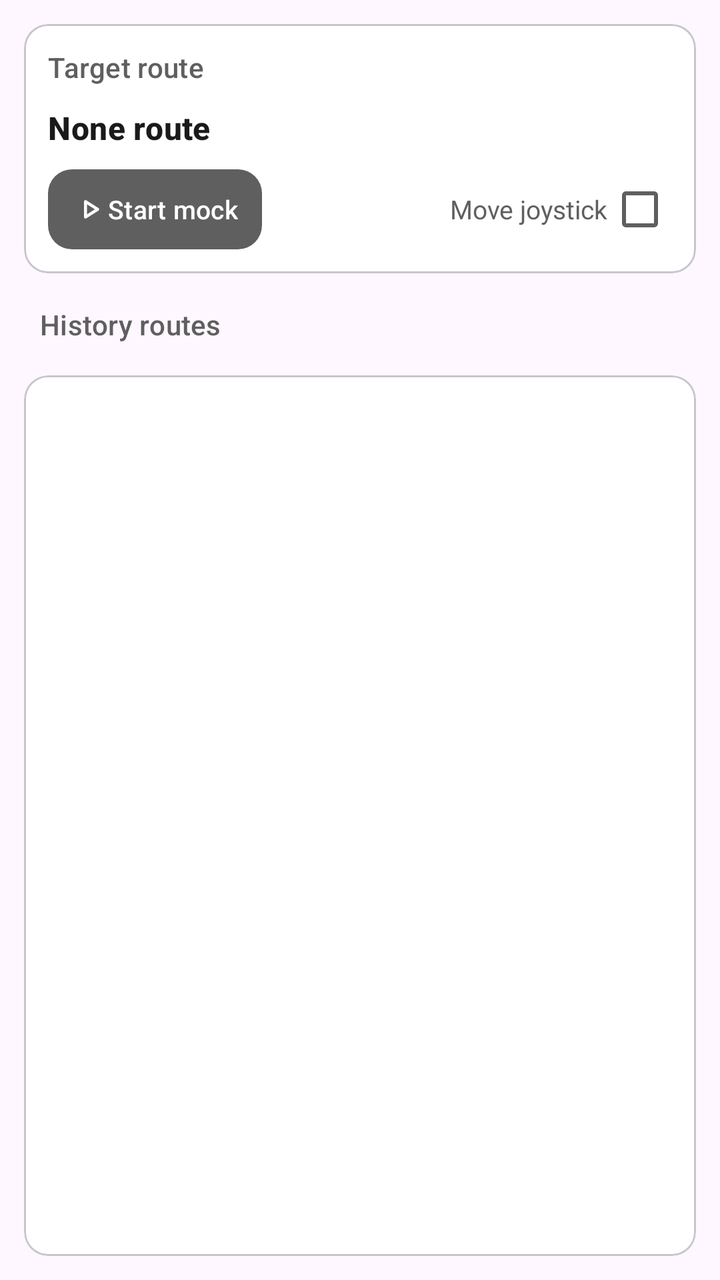
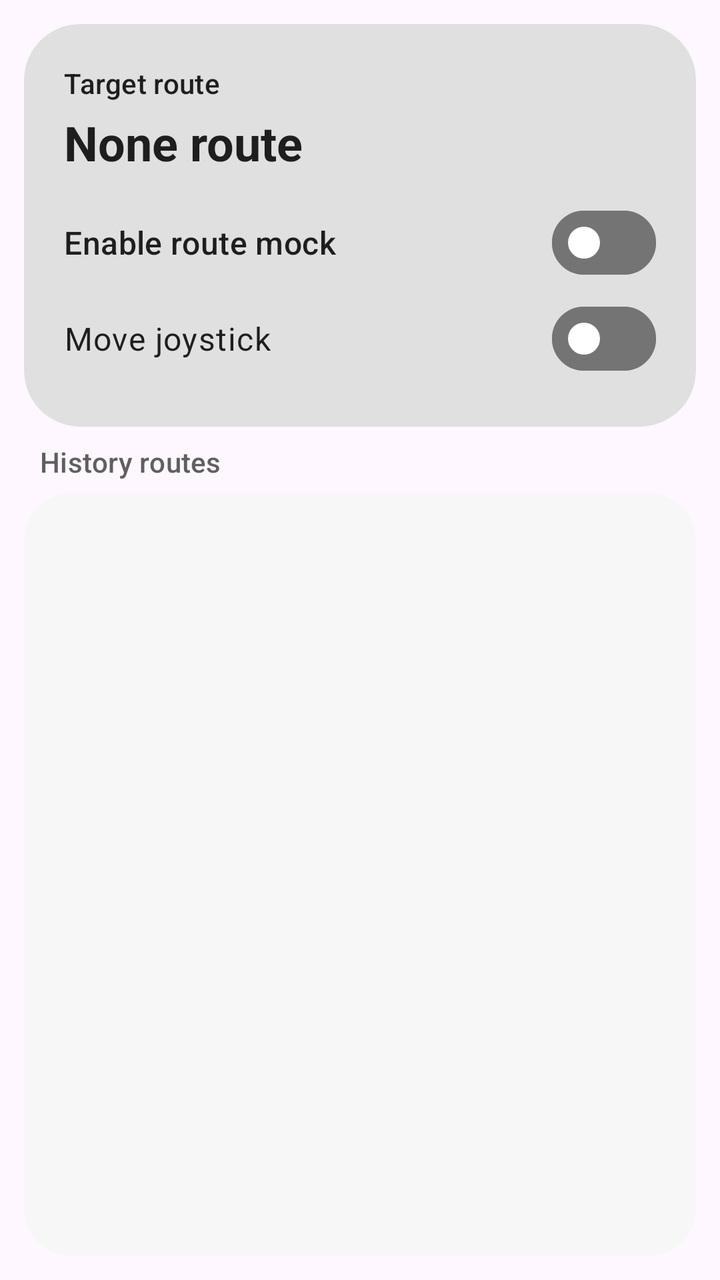

Before-and-after screenshots of an Android layout around one commit, followed by the original layout XML and the change that was made.
<!-- AndroidManifest.xml: application theme AppTheme -->
<!-- res/layout/fragment_route_mock.xml -->
<?xml version="1.0" encoding="utf-8"?>
<androidx.coordinatorlayout.widget.CoordinatorLayout xmlns:android="http://schemas.android.com/apk/res/android"
    xmlns:app="http://schemas.android.com/apk/res-auto"
    xmlns:tools="http://schemas.android.com/tools"
    android:layout_width="match_parent"
    android:layout_height="match_parent"
    tools:context=".ui.mock.MockFragment">

    <LinearLayout
        android:layout_width="match_parent"
        android:layout_height="match_parent"
        android:orientation="vertical">

        <com.google.android.material.card.MaterialCardView
            android:id="@+id/mock_location_card"
            android:layout_width="match_parent"
            android:layout_height="wrap_content"
            app:cardCornerRadius="@dimen/card_radius"
            android:layout_margin="@dimen/page_gutter"
            app:cardPreventCornerOverlap="false"
            app:contentPadding="@dimen/card_padding">

            <LinearLayout
                android:layout_width="match_parent"
                android:layout_height="wrap_content"
                android:orientation="vertical">

                <TextView
                    android:layout_width="match_parent"
                    android:layout_height="wrap_content"
                    android:textColor="?attr/colorOnSurfaceVariant"
                    android:textAppearance="@style/TextAppearance.Material3.TitleSmall"
                    android:text="@string/target_route"/>

                <LinearLayout
                    android:layout_width="match_parent"
                    android:layout_height="wrap_content"
                    android:layout_marginTop="10dp"
                    android:layout_marginBottom="10dp"
                    android:orientation="vertical">

                    <TextView
                        android:id="@+id/mock_route_name"
                        android:layout_width="match_parent"
                        android:layout_height="wrap_content"
                        android:text="@string/none_route"
                        android:textAppearance="@style/TextAppearance.Material3.TitleMedium"
                        android:textColor="?attr/colorOnSurface"
                        android:textStyle="bold" />
                </LinearLayout>

                <LinearLayout
                    android:layout_width="match_parent"
                    android:layout_height="wrap_content"
                    android:baselineAligned="false"
                    android:orientation="horizontal">

                    <LinearLayout
                        android:layout_width="0dp"
                        android:layout_height="wrap_content"
                        android:layout_weight="1">

                        <com.google.android.material.button.MaterialButton
                            android:id="@+id/switch_mock"
                            android:layout_width="wrap_content"
                            android:layout_height="40dp"
                            android:textColor="?attr/colorOnPrimary"
                            android:text="@string/start_mock"
                            style="@style/Widget.Material3.Button"
                            android:insetRight="0dp"
                            android:insetLeft="0dp"
                            android:insetTop="0dp"
                            android:insetBottom="0dp"
                            android:textSize="13sp"
                            app:icon="@drawable/rounded_play_arrow_24"
                            app:iconGravity="textStart"
                            app:iconPadding="0dp"
                            android:paddingStart="12dp"
                                android:paddingEnd="12dp"
                            app:iconTint="?attr/colorOnPrimary"
                            app:cornerRadius="12dp"/>

                    </LinearLayout>

                    <LinearLayout
                        android:layout_width="0dp"
                        android:layout_weight="1"
                        android:layout_height="match_parent"
                        android:gravity="end|center">

                        <CheckedTextView
                            android:id="@+id/rocker"
                            android:layout_width="wrap_content"
                            android:layout_height="wrap_content"
                            android:checkMark="?android:attr/listChoiceIndicatorMultiple"
                            android:checkMarkTint="?attr/colorOnSurfaceVariant"
                            android:checked="false"
                            android:gravity="center"
                            android:text="@string/rocker"
                            android:textColor="?attr/colorOnSurfaceVariant"
                            android:textSize="13sp" />
                    </LinearLayout>
                </LinearLayout>

            </LinearLayout>
        </com.google.android.material.card.MaterialCardView>

        <TextView
            android:id="@+id/historical_route_label"
            android:layout_width="match_parent"
            android:layout_height="wrap_content"
            android:layout_marginTop="4dp"
            android:layout_marginStart="@dimen/history_label_margin"
            android:layout_marginEnd="@dimen/history_label_margin"
            android:layout_marginBottom="4dp"
            android:textAppearance="@style/TextAppearance.Material3.TitleSmall"
            android:textColor="?attr/colorOnSurfaceVariant"
            android:text="@string/history_route"/>

        <com.google.android.material.card.MaterialCardView
            android:id="@+id/historical_route_card"
            android:layout_width="match_parent"
            android:layout_height="0dp"
            android:layout_weight="1"
            android:minHeight="160dp"
            android:layout_marginTop="@dimen/page_gutter"
            android:layout_marginBottom="@dimen/page_gutter"
            android:layout_marginStart="@dimen/page_gutter"
            android:layout_marginEnd="@dimen/page_gutter"
            app:cardCornerRadius="@dimen/card_radius"
            app:cardPreventCornerOverlap="false"
            app:contentPadding="@dimen/card_padding">

            <androidx.recyclerview.widget.RecyclerView
                android:id="@+id/historical_route_list"
                android:layout_width="match_parent"
                android:layout_height="match_parent"/>

        </com.google.android.material.card.MaterialCardView>

    </LinearLayout>

    <com.google.android.material.floatingactionbutton.FloatingActionButton
        android:id="@+id/fab_mock_location"
        android:layout_width="wrap_content"
        android:layout_height="wrap_content"
        android:layout_marginBottom="@dimen/fab_margin"
        android:layout_marginEnd="@dimen/fab_margin"
        android:contentDescription="@string/follow_location"
        app:srcCompat="@drawable/sharp_location_off_24"
        android:backgroundTint="?attr/colorPrimaryContainer"
        android:tint="?attr/colorOnPrimaryContainer"
        app:fabSize="auto"
        android:visibility="gone"
        android:layout_gravity="bottom|end"
        app:shapeAppearanceOverlay="@style/PortalFabCircularOverlay"/>


</androidx.coordinatorlayout.widget.CoordinatorLayout>
<!-- resources referenced by this layout -->
<resources>
  <dimen name="card_padding">12dp</dimen>
  <dimen name="card_radius">12dp</dimen>
  <dimen name="fab_margin">16dp</dimen>
  <dimen name="history_label_margin">20dp</dimen>
  <dimen name="page_gutter">12dp</dimen>
  <!-- drawable rounded_play_arrow_24 (drawable) -->
  <vector xmlns:android="http://schemas.android.com/apk/res/android" android:autoMirrored="true" android:height="24dp" android:tint="?attr/colorOnSurface" android:viewportHeight="960" android:viewportWidth="960" android:width="24dp">
        
      <path android:fillColor="@android:color/white" android:pathData="M320,687L320,273Q320,256 332,244.5Q344,233 360,233Q365,233 370.5,234.5Q376,236 381,239L707,446Q716,452 720.5,461Q725,470 725,480Q725,490 720.5,499Q716,508 707,514L381,721Q376,724 370.5,725.5Q365,727 360,727Q344,727 332,715.5Q320,704 320,687ZM400,480L400,480L400,480L400,480ZM400,614L610,480L400,346L400,614Z"/>
      
  </vector>
  <string name="follow_location">Follow location</string>
  <string name="history_route">History routes</string>
  <string name="none_route">None route</string>
  <string name="rocker">Move joystick</string>
  <string name="start_mock">Start mock</string>
  <string name="target_route">Target route</string>
  <style name="PortalFabCircularOverlay">
          <item name="cornerFamily">rounded</item>
          <item name="cornerSize">50%</item>
      </style>
  <style name="AppTheme" parent="Theme.Material3.Light.NoActionBar">
          
          <item name="colorPrimary">#5F5F5F</item>
          <item name="colorOnPrimary">#FFFFFF</item>
          <item name="colorPrimaryContainer">#E0E0E0</item>
          <item name="colorOnPrimaryContainer">#1E1E1E</item>
          <item name="colorSecondary">#494949</item>
          <item name="colorOnSecondary">#FFFFFF</item>
          <item name="colorSecondaryContainer">#E7E7E7</item>
          <item name="colorOnSecondaryContainer">#2A2A2A</item>
          <item name="colorSurface">#FFFFFF</item>
          <item name="colorOnSurface">#1A1A1A</item>
          <item name="colorSurfaceVariant">#F0F0F0</item>
          <item name="colorOnSurfaceVariant">#5F5F5F</item>
          <item name="colorOutline">#747474</item>
  
          
          <item name="portalFabIconTint">#1A1A1A</item>
  
          
          <item name="android:statusBarColor">@android:color/transparent</item>
          <item name="android:windowDrawsSystemBarBackgrounds">true</item>
          <item name="android:windowTranslucentStatus">true</item>
          <item name="windowActionModeOverlay">true</item>
          <item name="windowActionBar">false</item>
          <item name="windowNoTitle">true</item>
  
          
          <item name="searchViewStyle">@style/Portal.SearchViewStyle</item>
          <item name="sliderStyle">@style/Portal.SliderTheme</item>
          <item name="android:popupMenuStyle">@style/PortalPopupMenuStyle</item>
          
          <item name="switchStyle">@style/Portal.SwitchStyle</item>
      </style>
  <style name="Portal.SearchViewStyle" parent="Widget.AppCompat.SearchView" />
  <style name="Portal.SliderTheme" parent="Widget.Material3.Slider" />
  <style name="PortalPopupMenuStyle" parent="Widget.Material3.PopupMenu">
          <item name="android:popupAnimationStyle">@style/PortalPopupAnimation</item>
      </style>
  <style name="Portal.SwitchStyle" parent="Widget.Material3.CompoundButton.Switch">
          <item name="useMaterialThemeColors">true</item>
          <item name="trackTint">@color/switch_track_tint</item>
      </style>
  <style name="PortalPopupAnimation">
          <item name="android:windowEnterAnimation">@anim/popup_in_top_end</item>
          <item name="android:windowExitAnimation">@anim/popup_out_top_end</item>
      </style>
  <!-- unchanged entries left out for length: 1 -->
</resources>

<!-- the commit's change to res/layout/fragment_route_mock.xml (unified diff, before → after) -->
@@ -13,12 +13,13 @@
 
         <com.google.android.material.card.MaterialCardView
             android:id="@+id/mock_location_card"
+            style="@style/PortalHeroCard"
             android:layout_width="match_parent"
             android:layout_height="wrap_content"
-            app:cardCornerRadius="@dimen/card_radius"
-            android:layout_margin="@dimen/page_gutter"
-            app:cardPreventCornerOverlap="false"
-            app:contentPadding="@dimen/card_padding">
+            android:layout_marginStart="@dimen/page_gutter"
+            android:layout_marginTop="@dimen/page_gutter"
+            android:layout_marginEnd="@dimen/page_gutter"
+            app:cardPreventCornerOverlap="false">
 
             <LinearLayout
                 android:layout_width="match_parent"
@@ -28,79 +29,44 @@
                 <TextView
                     android:layout_width="match_parent"
                     android:layout_height="wrap_content"
-                    android:textColor="?attr/colorOnSurfaceVariant"
-                    android:textAppearance="@style/TextAppearance.Material3.TitleSmall"
-                    android:text="@string/target_route"/>
+                    android:text="@string/target_route"
+                    android:textAppearance="@style/TextAppearance.Material3.LabelLarge"
+                    android:textColor="?attr/colorOnPrimaryContainer" />
 
-                <LinearLayout
+                <TextView
+                    android:id="@+id/mock_route_name"
+                    android:layout_width="match_parent"
+                    android:layout_height="wrap_content"
+                    android:layout_marginTop="4dp"
+                    android:text="@string/none_route"
+                    android:textAppearance="@style/TextAppearance.Material3.HeadlineSmall"
+                    android:textColor="?attr/colorOnPrimaryContainer"
+                    android:textStyle="bold" />
+
+                
+                <com.google.android.material.materialswitch.MaterialSwitch
+                    android:id="@+id/switch_mock"
                     android:layout_width="match_parent"
                     android:layout_height="wrap_content"
                     android:layout_marginTop="10dp"
-                    android:layout_marginBottom="10dp"
-                    android:orientation="vertical">
+                    android:minHeight="48dp"
+                    android:text="@string/route_mock_enable"
+                    android:textAppearance="@style/TextAppearance.Material3.TitleMedium"
+                    android:textColor="?attr/colorOnPrimaryContainer"
+                    app:thumbTint="@color/portal_switch_thumb_on_container"
+                    app:trackTint="@color/portal_switch_track_on_container" />
 
-                    <TextView
-                        android:id="@+id/mock_route_name"
-                        android:layout_width="match_parent"
-                        android:layout_height="wrap_content"
-                        android:text="@string/none_route"
-                        android:textAppearance="@style/TextAppearance.Material3.TitleMedium"
-                        android:textColor="?attr/colorOnSurface"
-                        android:textStyle="bold" />
-                </LinearLayout>
-
-                <LinearLayout
+                
+                <com.google.android.material.materialswitch.MaterialSwitch
+                    android:id="@+id/rocker"
                     android:layout_width="match_parent"
                     android:layout_height="wrap_content"
-                    android:baselineAligned="false"
-                    android:orientation="horizontal">
-
-                    <LinearLayout
-                        android:layout_width="0dp"
-                        android:layout_height="wrap_content"
-                        android:layout_weight="1">
-
-                        <com.google.android.material.button.MaterialButton
-                            android:id="@+id/switch_mock"
-                            android:layout_width="wrap_content"
-                            android:layout_height="40dp"
-                            android:textColor="?attr/colorOnPrimary"
-                            android:text="@string/start_mock"
-                            style="@style/Widget.Material3.Button"
-                            android:insetRight="0dp"
-                            android:insetLeft="0dp"
-                            android:insetTop="0dp"
-                            android:insetBottom="0dp"
-                            android:textSize="13sp"
-                            app:icon="@drawable/rounded_play_arrow_24"
-                            app:iconGravity="textStart"
-                            app:iconPadding="0dp"
-                            android:paddingStart="12dp"
-                                android:paddingEnd="12dp"
-                            app:iconTint="?attr/colorOnPrimary"
-                            app:cornerRadius="12dp"/>
-
-                    </LinearLayout>
-
-                    <LinearLayout
-                        android:layout_width="0dp"
-                        android:layout_weight="1"
-                        android:layout_height="match_parent"
-                        android:gravity="end|center">
-
-                        <CheckedTextView
-                            android:id="@+id/rocker"
-                            android:layout_width="wrap_content"
-                            android:layout_height="wrap_content"
-                            android:checkMark="?android:attr/listChoiceIndicatorMultiple"
-                            android:checkMarkTint="?attr/colorOnSurfaceVariant"
-                            android:checked="false"
-                            android:gravity="center"
-                            android:text="@string/rocker"
-                            android:textColor="?attr/colorOnSurfaceVariant"
-                            android:textSize="13sp" />
-                    </LinearLayout>
-                </LinearLayout>
+                    android:minHeight="48dp"
+                    android:text="@string/rocker"
+                    android:textAppearance="@style/TextAppearance.Material3.BodyLarge"
+                    android:textColor="?attr/colorOnPrimaryContainer"
+                    app:thumbTint="@color/portal_switch_thumb_on_container"
+                    app:trackTint="@color/portal_switch_track_on_container" />
 
             </LinearLayout>
         </com.google.android.material.card.MaterialCardView>
@@ -109,32 +75,31 @@
             android:id="@+id/historical_route_label"
             android:layout_width="match_parent"
             android:layout_height="wrap_content"
-            android:layout_marginTop="4dp"
             android:layout_marginStart="@dimen/history_label_margin"
+            android:layout_marginTop="8dp"
             android:layout_marginEnd="@dimen/history_label_margin"
-            android:layout_marginBottom="4dp"
-            android:textAppearance="@style/TextAppearance.Material3.TitleSmall"
-            android:textColor="?attr/colorOnSurfaceVariant"
-            android:text="@string/history_route"/>
+            android:layout_marginBottom="6dp"
+            android:text="@string/history_route"
+            android:textAppearance="@style/TextAppearance.Material3.LabelLarge"
+            android:textColor="?attr/colorOnSurfaceVariant" />
 
         <com.google.android.material.card.MaterialCardView
             android:id="@+id/historical_route_card"
+            style="@style/PortalSurfaceCard"
             android:layout_width="match_parent"
             android:layout_height="0dp"
             android:layout_weight="1"
             android:minHeight="160dp"
-            android:layout_marginTop="@dimen/page_gutter"
-            android:layout_marginBottom="@dimen/page_gutter"
             android:layout_marginStart="@dimen/page_gutter"
             android:layout_marginEnd="@dimen/page_gutter"
-            app:cardCornerRadius="@dimen/card_radius"
+            android:layout_marginBottom="@dimen/page_gutter"
             app:cardPreventCornerOverlap="false"
-            app:contentPadding="@dimen/card_padding">
+            app:contentPadding="8dp">
 
             <androidx.recyclerview.widget.RecyclerView
                 android:id="@+id/historical_route_list"
                 android:layout_width="match_parent"
-                android:layout_height="match_parent"/>
+                android:layout_height="match_parent" />
 
         </com.google.android.material.card.MaterialCardView>
 
@@ -144,16 +109,15 @@
         android:id="@+id/fab_mock_location"
         android:layout_width="wrap_content"
         android:layout_height="wrap_content"
+        android:layout_gravity="bottom|end"
+        android:layout_marginEnd="@dimen/fab_margin"
         android:layout_marginBottom="@dimen/fab_margin"
-        android:layout_marginEnd="@dimen/fab_margin"
+        android:backgroundTint="?attr/colorPrimaryContainer"
         android:contentDescription="@string/follow_location"
-        app:srcCompat="@drawable/sharp_location_off_24"
-        android:backgroundTint="?attr/colorPrimaryContainer"
         android:tint="?attr/colorOnPrimaryContainer"
+        android:visibility="gone"
         app:fabSize="auto"
-        android:visibility="gone"
-        android:layout_gravity="bottom|end"
-        app:shapeAppearanceOverlay="@style/PortalFabCircularOverlay"/>
-
+        app:shapeAppearanceOverlay="@style/PortalFabCircularOverlay"
+        app:srcCompat="@drawable/sharp_location_off_24" />
 
 </androidx.coordinatorlayout.widget.CoordinatorLayout>
<!-- resource entries referenced after the edit -->
@@ -1,25 +1,30 @@
 <!-- resources referenced by this layout -->
 <resources>
-  <dimen name="card_padding">12dp</dimen>
-  <dimen name="card_radius">12dp</dimen>
   <dimen name="fab_margin">16dp</dimen>
   <dimen name="history_label_margin">20dp</dimen>
   <dimen name="page_gutter">12dp</dimen>
-  <!-- drawable rounded_play_arrow_24 (drawable) -->
-  <vector xmlns:android="http://schemas.android.com/apk/res/android" android:autoMirrored="true" android:height="24dp" android:tint="?attr/colorOnSurface" android:viewportHeight="960" android:viewportWidth="960" android:width="24dp">
-        
-      <path android:fillColor="@android:color/white" android:pathData="M320,687L320,273Q320,256 332,244.5Q344,233 360,233Q365,233 370.5,234.5Q376,236 381,239L707,446Q716,452 720.5,461Q725,470 725,480Q725,490 720.5,499Q716,508 707,514L381,721Q376,724 370.5,725.5Q365,727 360,727Q344,727 332,715.5Q320,704 320,687ZM400,480L400,480L400,480L400,480ZM400,614L610,480L400,346L400,614Z"/>
-      
-  </vector>
   <string name="follow_location">Follow location</string>
   <string name="history_route">History routes</string>
   <string name="none_route">None route</string>
   <string name="rocker">Move joystick</string>
-  <string name="start_mock">Start mock</string>
+  <string name="route_mock_enable">Enable route mock</string>
   <string name="target_route">Target route</string>
   <style name="PortalFabCircularOverlay">
           <item name="cornerFamily">rounded</item>
           <item name="cornerSize">50%</item>
+      </style>
+  <style name="PortalHeroCard" parent="">
+          <item name="cardBackgroundColor">?attr/colorPrimaryContainer</item>
+          <item name="cardCornerRadius">28dp</item>
+          <item name="cardElevation">0dp</item>
+          <item name="strokeWidth">0dp</item>
+          <item name="contentPadding">20dp</item>
+      </style>
+  <style name="PortalSurfaceCard" parent="">
+          <item name="cardBackgroundColor">?attr/colorSurfaceContainerLow</item>
+          <item name="cardCornerRadius">24dp</item>
+          <item name="cardElevation">0dp</item>
+          <item name="strokeWidth">0dp</item>
       </style>
   <style name="AppTheme" parent="Theme.Material3.Light.NoActionBar">
           
@@ -36,6 +41,12 @@
           <item name="colorSurfaceVariant">#F0F0F0</item>
           <item name="colorOnSurfaceVariant">#5F5F5F</item>
           <item name="colorOutline">#747474</item>
+          
+          <item name="colorSurfaceContainerLowest">#FFFFFF</item>
+          <item name="colorSurfaceContainerLow">#F7F7F7</item>
+          <item name="colorSurfaceContainer">#F0F0F0</item>
+          <item name="colorSurfaceContainerHigh">#E8E8E8</item>
+          <item name="colorSurfaceContainerHighest">#E0E0E0</item>
   
           
           <item name="portalFabIconTint">#1A1A1A</item>
@@ -53,16 +64,18 @@
           <item name="sliderStyle">@style/Portal.SliderTheme</item>
           <item name="android:popupMenuStyle">@style/PortalPopupMenuStyle</item>
           
-          <item name="switchStyle">@style/Portal.SwitchStyle</item>
+          <item name="materialCardViewStyle">@style/PortalCardStyle</item>
       </style>
   <style name="Portal.SearchViewStyle" parent="Widget.AppCompat.SearchView" />
   <style name="Portal.SliderTheme" parent="Widget.Material3.Slider" />
   <style name="PortalPopupMenuStyle" parent="Widget.Material3.PopupMenu">
           <item name="android:popupAnimationStyle">@style/PortalPopupAnimation</item>
       </style>
-  <style name="Portal.SwitchStyle" parent="Widget.Material3.CompoundButton.Switch">
-          <item name="useMaterialThemeColors">true</item>
-          <item name="trackTint">@color/switch_track_tint</item>
+  <style name="PortalCardStyle" parent="Widget.Material3.CardView.Filled">
+          <item name="cardBackgroundColor">?attr/colorSurfaceContainerLow</item>
+          <item name="cardCornerRadius">24dp</item>
+          <item name="cardElevation">0dp</item>
+          <item name="strokeWidth">0dp</item>
       </style>
   <style name="PortalPopupAnimation">
           <item name="android:windowEnterAnimation">@anim/popup_in_top_end</item>
